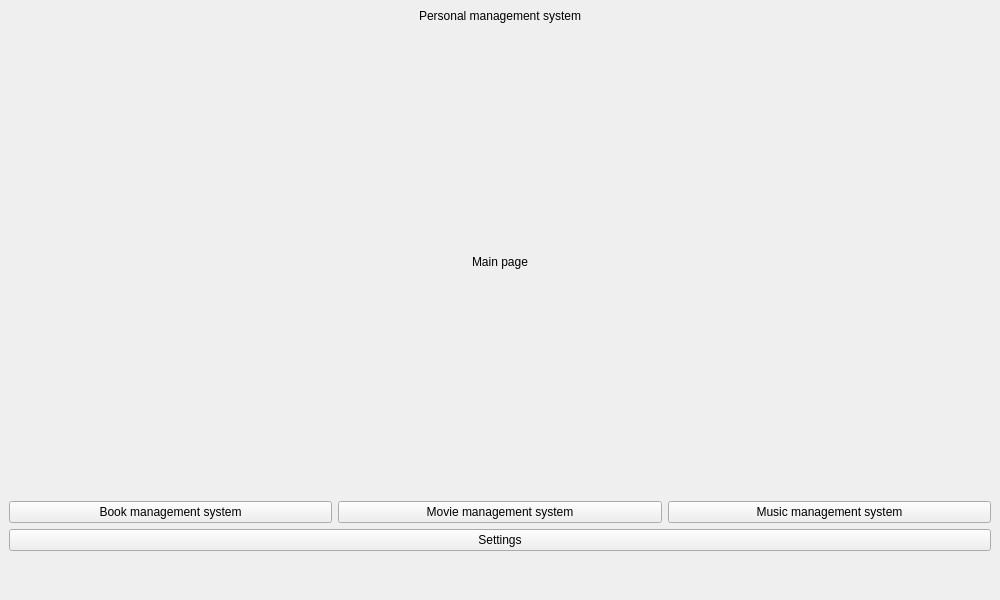
The window that assets/XML/main_window.ui (nisaia/P-yQt-ersonal-management-system) describes before a commit, drawn with Qt 5.
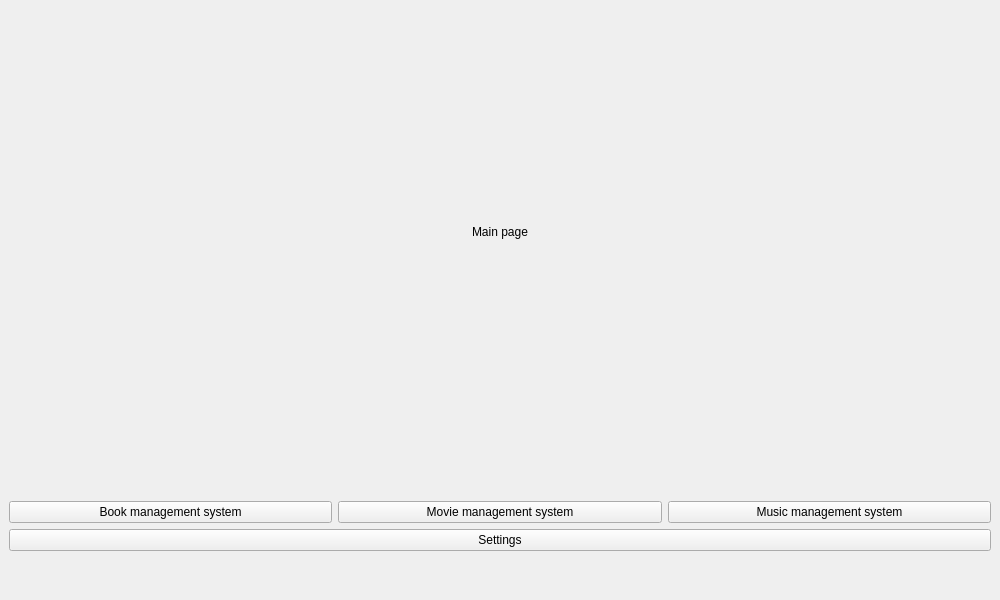
The same window after the commit.

Patch:
```diff
--- a/assets/XML/main_window.ui
+++ b/assets/XML/main_window.ui
@@ -15,32 +15,6 @@
   </property>
   <widget class="QWidget" name="centralwidget">
    <layout class="QVBoxLayout" name="verticalLayout">
-    <item>
-     <widget class="QLabel" name="label">
-      <property name="text">
-       <string>Personal management system</string>
-      </property>
-      <property name="alignment">
-       <set>Qt::AlignCenter</set>
-      </property>
-     </widget>
-    </item>
-    <item>
-     <spacer name="verticalSpacer_3">
-      <property name="orientation">
-       <enum>Qt::Vertical</enum>
-      </property>
-      <property name="sizeType">
-       <enum>QSizePolicy::Preferred</enum>
-      </property>
-      <property name="sizeHint" stdset="0">
-       <size>
-        <width>20</width>
-        <height>40</height>
-       </size>
-      </property>
-     </spacer>
-    </item>
     <item>
      <widget class="QStackedWidget" name="stackedWidget">
       <widget class="QWidget" name="page">
```
